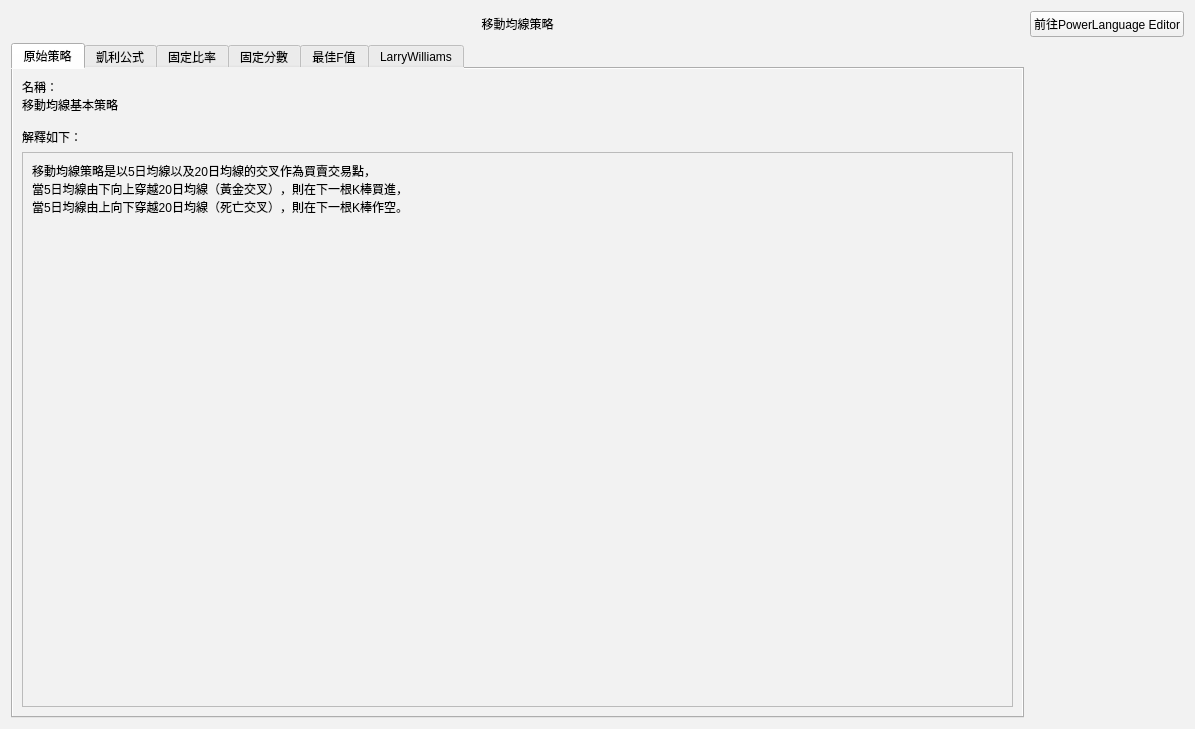
Above: MoveAverage_Strategies_UI.ui from allen93075/Winner before the change. Below: the same form after it.
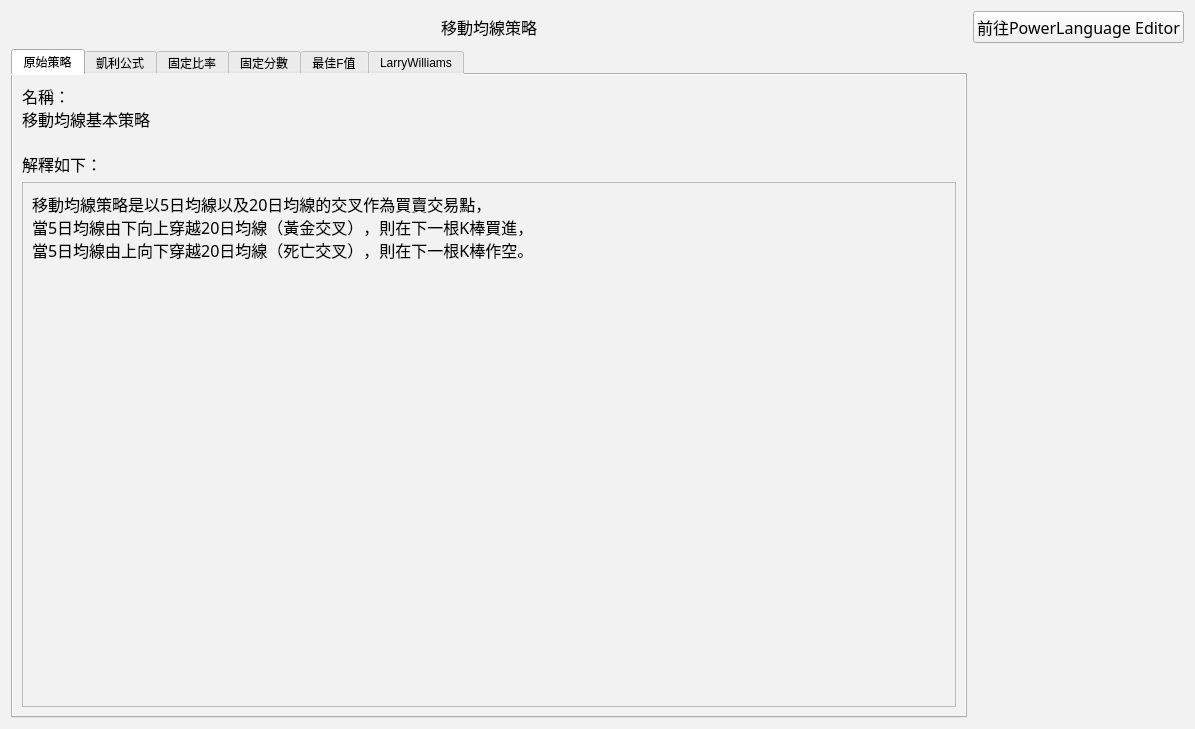
That is the form after the change.

Commit message: font changed to 微軟正黑體

```diff
--- a/MoveAverage_Strategies_UI.ui
+++ b/MoveAverage_Strategies_UI.ui
@@ -19,6 +19,12 @@
   <layout class="QGridLayout" name="gridLayout">
    <item row="0" column="1">
     <widget class="QPushButton" name="pushButton">
+      <property name="font">
+       <font>
+        <family>微軟正黑體</family>
+        <pointsize>12</pointsize>
+       </font>
+      </property>
      <property name="text">
       <string>前往PowerLanguage Editor</string>
      </property>
@@ -26,6 +32,12 @@
    </item>
    <item row="0" column="0">
     <widget class="QLabel" name="label_2">
+      <property name="font">
+       <font>
+        <family>微軟正黑體</family>
+        <pointsize>12</pointsize>
+       </font>
+      </property>
      <property name="text">
       <string>移動均線策略</string>
      </property>
@@ -46,12 +58,24 @@
       <bool>false</bool>
      </property>
      <widget class="QWidget" name="tab">
+       <property name="font">
+        <font>
+         <family>微軟正黑體</family>
+         <pointsize>12</pointsize>
+        </font>
+       </property>
       <attribute name="title">
        <string>原始策略</string>
       </attribute>
       <layout class="QGridLayout" name="gridLayout_2">
        <item row="0" column="0">
         <widget class="QLabel" name="label">
+          <property name="font">
+           <font>
+            <family>微軟正黑體</family>
+            <pointsize>12</pointsize>
+           </font>
+          </property>
          <property name="text">
           <string>名稱：
 移動均線基本策略
@@ -80,6 +104,12 @@
           <layout class="QGridLayout" name="gridLayout_7">
            <item row="0" column="0">
             <widget class="QLabel" name="label_9">
+              <property name="font">
+               <font>
+                <family>微軟正黑體</family>
+                <pointsize>12</pointsize>
+               </font>
+              </property>
              <property name="text">
               <string>移動均線策略是以5日均線以及20日均線的交叉作為買賣交易點，
 當5日均線由下向上穿越20日均線（黃金交叉），則在下一根K棒買進，
```
Left out of the diff: 90 changed lines with no effect on the pictures. The commit also changes 11 other files.
